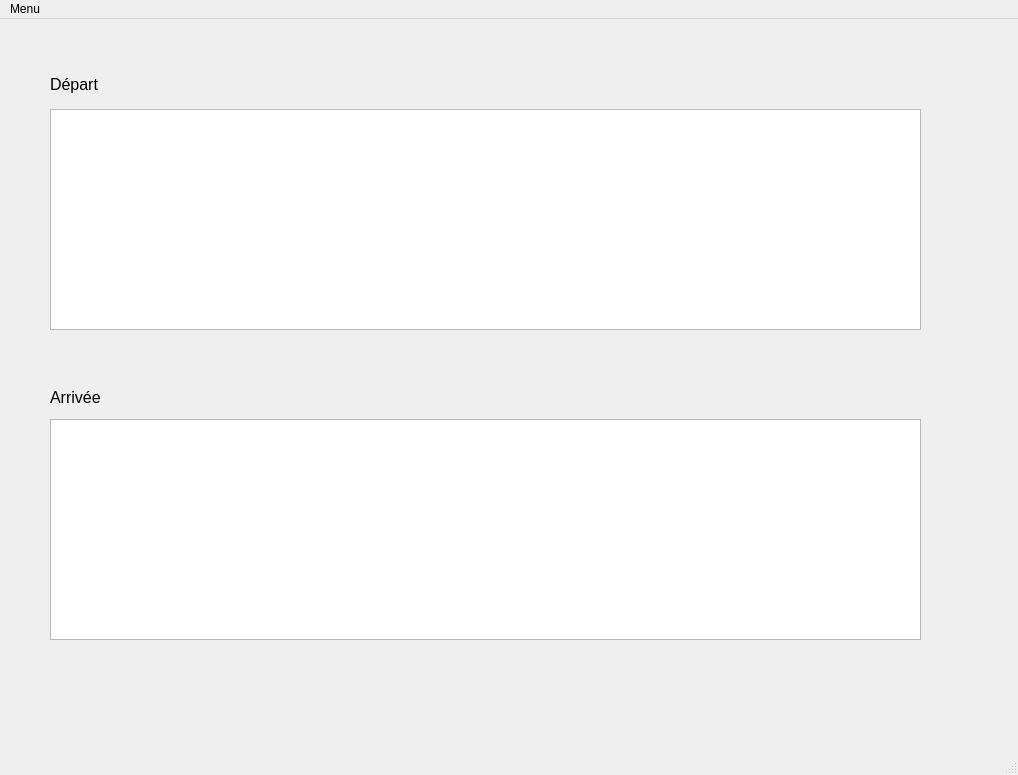
ycamlad/GestionDeVol, file Interface/FenetrePrincipal.ui: the form before one commit.
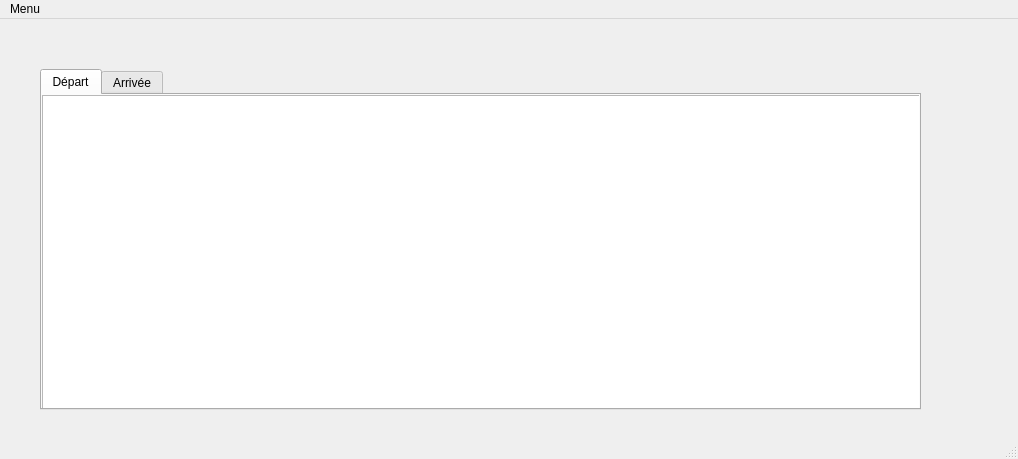
The form after the commit.

The edit to the form file:
```diff
--- a/Interface/FenetrePrincipal.ui
+++ b/Interface/FenetrePrincipal.ui
@@ -7,7 +7,7 @@
     <x>0</x>
     <y>0</y>
     <width>1018</width>
-    <height>775</height>
+    <height>459</height>
    </rect>
   </property>
   <property name="sizePolicy">
@@ -23,78 +23,64 @@
    <bool>false</bool>
   </property>
   <widget class="QWidget" name="centralwidget">
-   <widget class="QTableWidget" name="tableWidgetDepart">
+   <widget class="QTabWidget" name="tabWidget">
     <property name="geometry">
      <rect>
-      <x>50</x>
-      <y>90</y>
-      <width>871</width>
-      <height>221</height>
-     </rect>
-    </property>
-    <property name="autoFillBackground">
-     <bool>true</bool>
-    </property>
-    <property name="styleSheet">
-     <string notr="true">font: 75 8pt &quot;MS Shell Dlg 2&quot;;</string>
-    </property>
-   </widget>
-   <widget class="QTableWidget" name="tableWidgetArrivee">
-    <property name="geometry">
-     <rect>
-      <x>50</x>
-      <y>400</y>
-      <width>871</width>
-      <height>221</height>
-     </rect>
-    </property>
-    <property name="autoFillBackground">
-     <bool>true</bool>
-    </property>
-    <property name="styleSheet">
-     <string notr="true">font: 75 8pt &quot;MS Shell Dlg 2&quot;;</string>
-    </property>
-   </widget>
-   <widget class="QLabel" name="label">
-    <property name="geometry">
-     <rect>
-      <x>50</x>
+      <x>40</x>
       <y>50</y>
-      <width>71</width>
-      <height>31</height>
+      <width>881</width>
+      <height>341</height>
      </rect>
     </property>
-    <property name="font">
-     <font>
-      <pointsize>12</pointsize>
-     </font>
+    <property name="autoFillBackground">
+     <bool>true</bool>
     </property>
-    <property name="text">
-     <string>Départ</string>
+    <property name="currentIndex">
+     <number>0</number>
     </property>
+    <widget class="QWidget" name="tab">
+     <attribute name="title">
+      <string>Départ</string>
+     </attribute>
+     <widget class="QTableWidget" name="tableWidgetDepart">
+      <property name="geometry">
+       <rect>
+        <x>0</x>
+        <y>0</y>
+        <width>881</width>
+        <height>321</height>
+       </rect>
+      </property>
+      <property name="autoFillBackground">
+       <bool>true</bool>
+      </property>
+      <property name="styleSheet">
+       <string notr="true">font: 75 8pt &quot;MS Shell Dlg 2&quot;;</string>
+      </property>
+     </widget>
+    </widget>
+    <widget class="QWidget" name="tab_2">
+     <attribute name="title">
+      <string>Arrivée</string>
+     </attribute>
+     <widget class="QTableWidget" name="tableWidgetArrivee">
+      <property name="geometry">
+       <rect>
+        <x>0</x>
+        <y>-1</y>
+        <width>881</width>
+        <height>321</height>
+       </rect>
+      </property>
+      <property name="autoFillBackground">
+       <bool>true</bool>
+      </property>
+      <property name="styleSheet">
+       <string notr="true">font: 75 8pt &quot;MS Shell Dlg 2&quot;;</string>
+      </property>
+     </widget>
+    </widget>
    </widget>
-   <widget class="QLabel" name="label_2">
-    <property name="geometry">
-     <rect>
-      <x>50</x>
-      <y>370</y>
-      <width>71</width>
-      <height>16</height>
-     </rect>
-    </property>
-    <property name="font">
-     <font>
-      <pointsize>12</pointsize>
-     </font>
-    </property>
-    <property name="text">
-     <string>Arrivée</string>
-    </property>
-   </widget>
-   <zorder>label</zorder>
-   <zorder>label_2</zorder>
-   <zorder>tableWidgetDepart</zorder>
-   <zorder>tableWidgetArrivee</zorder>
   </widget>
   <widget class="QMenuBar" name="menubar">
    <property name="geometry">
```
Left out of the diff: 23 changed lines with no effect on the pictures.
